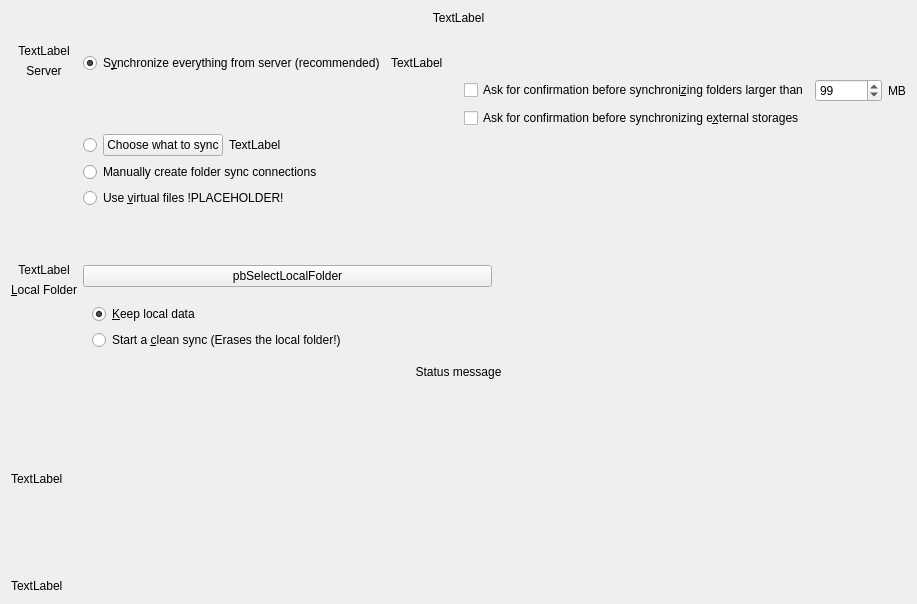
The window that src/gui/wizard/owncloudadvancedsetuppage.ui (nextcloud/desktop) describes before a commit, drawn with Qt 5.
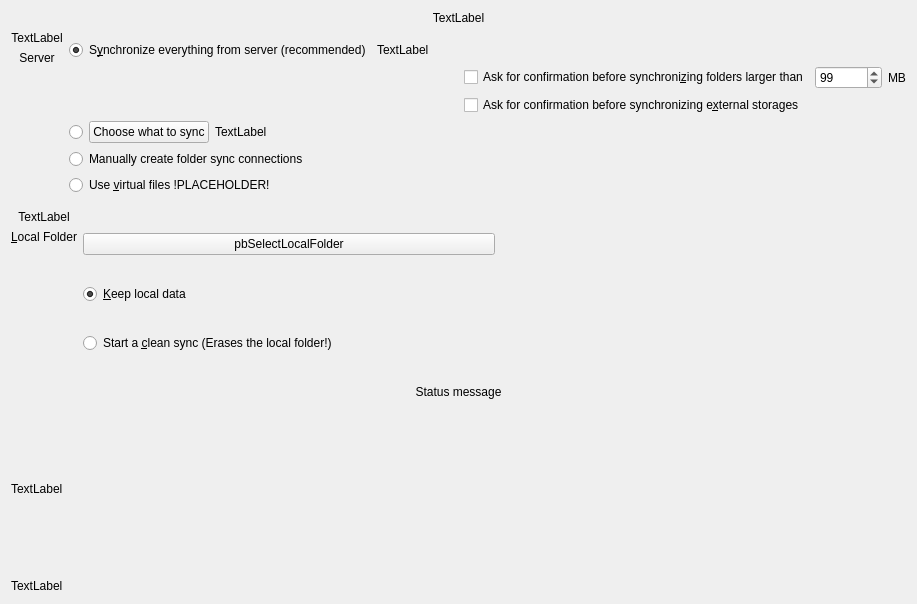
The same window after the commit.

Commit message:
Gui: Remove usage of grid layout from src/gui/wizard/owncloudadvancedsetuppage.*
Also remove unused gui element

Diff of the .ui file:
```diff
--- a/src/gui/wizard/owncloudadvancedsetuppage.ui
+++ b/src/gui/wizard/owncloudadvancedsetuppage.ui
@@ -43,66 +43,45 @@
     </widget>
    </item>
    <item>
-    <spacer name="verticalSpacer_2">
-     <property name="orientation">
-      <enum>Qt::Vertical</enum>
-     </property>
-     <property name="sizeType">
-      <enum>QSizePolicy::Fixed</enum>
-     </property>
-     <property name="sizeHint" stdset="0">
-      <size>
-       <width>20</width>
-       <height>13</height>
-      </size>
-     </property>
-    </spacer>
-   </item>
-   <item>
-    <layout class="QGridLayout" name="gridLayout">
-     <item row="1" column="1">
-      <spacer name="verticalSpacer">
-       <property name="orientation">
-        <enum>Qt::Vertical</enum>
-       </property>
-       <property name="sizeType">
-        <enum>QSizePolicy::MinimumExpanding</enum>
-       </property>
-       <property name="sizeHint" stdset="0">
-        <size>
-         <width>20</width>
-         <height>40</height>
-        </size>
-       </property>
-      </spacer>
+    <layout class="QHBoxLayout" name="horizontalLayout_9">
+     <item>
+      <layout class="QVBoxLayout" name="verticalLayout_2">
+       <item>
+        <widget class="QLabel" name="lServerIcon">
+         <property name="text">
+          <string>TextLabel</string>
+         </property>
+         <property name="alignment">
+          <set>Qt::AlignCenter</set>
+         </property>
+        </widget>
+       </item>
+       <item>
+        <widget class="QLabel" name="lServer">
+         <property name="text">
+          <string>Server</string>
+         </property>
+         <property name="alignment">
+          <set>Qt::AlignCenter</set>
+         </property>
+        </widget>
+       </item>
+       <item>
+        <spacer name="verticalSpacer_3">
+         <property name="orientation">
+          <enum>Qt::Vertical</enum>
+         </property>
+         <property name="sizeHint" stdset="0">
+          <size>
+           <width>20</width>
+           <height>40</height>
+          </size>
+         </property>
+        </spacer>
+       </item>
+      </layout>
      </item>
-     <item row="2" column="1" rowspan="2">
-      <widget class="QPushButton" name="pbSelectLocalFolder">
-       <property name="sizePolicy">
-        <sizepolicy hsizetype="MinimumExpanding" vsizetype="Fixed">
-         <horstretch>0</horstretch>
-         <verstretch>0</verstretch>
-        </sizepolicy>
-       </property>
-       <property name="text">
-        <string>pbSelectLocalFolder</string>
-       </property>
-      </widget>
-     </item>
-     <item row="2" column="2">
-      <spacer name="horizontalSpacer_2">
-       <property name="orientation">
-        <enum>Qt::Horizontal</enum>
-       </property>
-       <property name="sizeHint" stdset="0">
-        <size>
-         <width>40</width>
-         <height>20</height>
-        </size>
-       </property>
-      </spacer>
-     </item>
-     <item row="0" column="1" colspan="2">
+     <item>
       <widget class="QWidget" name="wSyncStrategy" native="true">
        <layout class="QVBoxLayout" name="verticalLayout">
         <property name="leftMargin">
@@ -326,85 +305,11 @@
        </layout>
       </widget>
      </item>
-     <item row="0" column="0">
-      <layout class="QVBoxLayout" name="verticalLayout_2">
-       <item>
-        <widget class="QLabel" name="lServerIcon">
-         <property name="text">
-          <string>TextLabel</string>
-         </property>
-         <property name="alignment">
-          <set>Qt::AlignCenter</set>
-         </property>
-        </widget>
-       </item>
-       <item>
-        <widget class="QLabel" name="lServer">
-         <property name="text">
-          <string>Server</string>
-         </property>
-         <property name="alignment">
-          <set>Qt::AlignCenter</set>
-         </property>
-        </widget>
-       </item>
-       <item>
-        <spacer name="verticalSpacer_3">
-         <property name="orientation">
-          <enum>Qt::Vertical</enum>
-         </property>
-         <property name="sizeHint" stdset="0">
-          <size>
-           <width>20</width>
-           <height>40</height>
-          </size>
-         </property>
-        </spacer>
-       </item>
-      </layout>
-     </item>
-     <item row="4" column="1" colspan="2">
-      <widget class="QWidget" name="resolutionWidget" native="true">
-       <property name="sizePolicy">
-        <sizepolicy hsizetype="Preferred" vsizetype="Fixed">
-         <horstretch>0</horstretch>
-         <verstretch>0</verstretch>
-        </sizepolicy>
-       </property>
-       <layout class="QFormLayout" name="formLayout_2">
-        <property name="sizeConstraint">
-         <enum>QLayout::SetMinimumSize</enum>
-        </property>
-        <property name="fieldGrowthPolicy">
-         <enum>QFormLayout::ExpandingFieldsGrow</enum>
-        </property>
-        <item row="1" column="0" colspan="2">
-         <widget class="QRadioButton" name="radioButton">
-          <property name="text">
-           <string>&amp;Keep local data</string>
-          </property>
-          <property name="checked">
-           <bool>true</bool>
-          </property>
-         </widget>
-        </item>
-        <item row="2" column="0" colspan="2">
-         <widget class="QRadioButton" name="cbSyncFromScratch">
-          <property name="toolTip">
-           <string>&lt;html&gt;&lt;head/&gt;&lt;body&gt;&lt;p&gt;If this box is checked, existing content in the local folder will be erased to start a clean sync from the server.&lt;/p&gt;&lt;p&gt;Do not check this if the local content should be uploaded to the servers folder.&lt;/p&gt;&lt;/body&gt;&lt;/html&gt;</string>
-          </property>
-          <property name="text">
-           <string>Start a &amp;clean sync (Erases the local folder!)</string>
-          </property>
-          <property name="checkable">
-           <bool>true</bool>
-          </property>
-         </widget>
-        </item>
-       </layout>
-      </widget>
-     </item>
-     <item row="2" column="0" rowspan="3">
+    </layout>
+   </item>
+   <item>
+    <layout class="QHBoxLayout" name="horizontalLayout_6">
+     <item>
       <layout class="QVBoxLayout" name="verticalLayout_3">
        <item>
         <widget class="QLabel" name="lLocalIcon">
@@ -450,6 +355,66 @@
        </item>
       </layout>
      </item>
+     <item>
+      <layout class="QVBoxLayout" name="verticalLayout_5">
+       <item>
+        <layout class="QHBoxLayout" name="horizontalLayout_8">
+         <property name="spacing">
+          <number>0</number>
+         </property>
+         <item>
+          <widget class="QPushButton" name="pbSelectLocalFolder">
+           <property name="sizePolicy">
+            <sizepolicy hsizetype="MinimumExpanding" vsizetype="Fixed">
+             <horstretch>0</horstretch>
+             <verstretch>0</verstretch>
+            </sizepolicy>
+           </property>
+           <property name="text">
+            <string>pbSelectLocalFolder</string>
+           </property>
+          </widget>
+         </item>
+         <item>
+          <spacer name="horizontalSpacer_7">
+           <property name="orientation">
+            <enum>Qt::Horizontal</enum>
+           </property>
+           <property name="sizeHint" stdset="0">
+            <size>
+             <width>40</width>
+             <height>20</height>
+            </size>
+           </property>
+          </spacer>
+         </item>
+        </layout>
+       </item>
+       <item>
+        <widget class="QRadioButton" name="radioButton">
+         <property name="text">
+          <string>&amp;Keep local data</string>
+         </property>
+         <property name="checked">
+          <bool>true</bool>
+         </property>
+        </widget>
+       </item>
+       <item>
+        <widget class="QRadioButton" name="cbSyncFromScratch">
+         <property name="toolTip">
+          <string>&lt;html&gt;&lt;head/&gt;&lt;body&gt;&lt;p&gt;If this box is checked, existing content in the local folder will be erased to start a clean sync from the server.&lt;/p&gt;&lt;p&gt;Do not check this if the local content should be uploaded to the servers folder.&lt;/p&gt;&lt;/body&gt;&lt;/html&gt;</string>
+         </property>
+         <property name="text">
+          <string>Start a &amp;clean sync (Erases the local folder!)</string>
+         </property>
+         <property name="checkable">
+          <bool>true</bool>
+         </property>
+        </widget>
+       </item>
+      </layout>
+     </item>
     </layout>
    </item>
    <item>
@@ -485,7 +450,7 @@
         <x>0</x>
         <y>0</y>
         <width>899</width>
-        <height>175</height>
+        <height>166</height>
        </rect>
       </property>
       <property name="sizePolicy">
```
Left out of the diff: 19 changed lines with no effect on the pictures. The commit also changes 1 other file.
